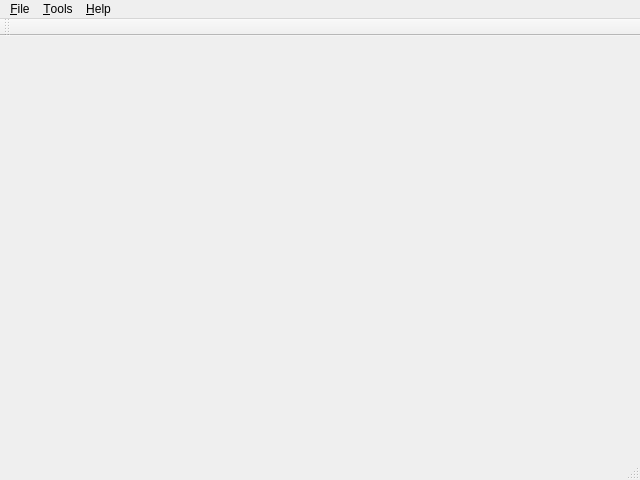
Old version of the form src/ui/mainwindow.ui in the repository opencor/opencor.
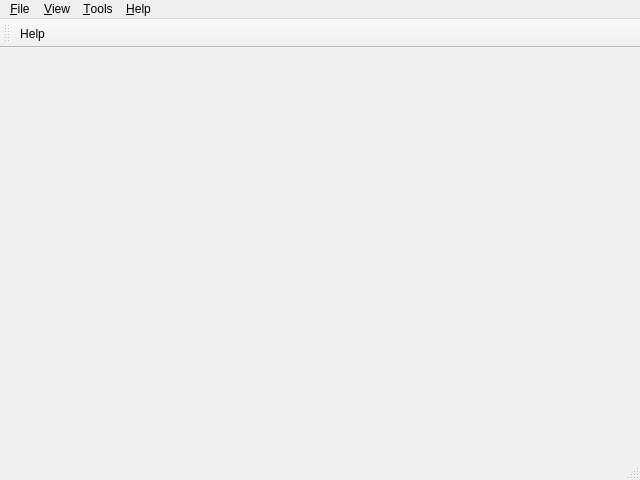
New version of the form. Icons and pictures are not drawn.

Commit message: Added a help toolbar. Made the code a bit more Qt-like by making use of signals/slots wherever possible. Some cleaning up.

Diff of the .ui file:
```diff
--- a/src/ui/mainwindow.ui
+++ b/src/ui/mainwindow.ui
@@ -58,7 +58,20 @@
     <addaction name="separator"/>
     <addaction name="actionAbout"/>
    </widget>
+   <widget class="QMenu" name="menuView">
+    <property name="title">
+     <string>&amp;View</string>
+    </property>
+    <widget class="QMenu" name="menuToolbars">
+     <property name="title">
+      <string>&amp;Toolbars</string>
+     </property>
+     <addaction name="actionHelpToolbar"/>
+    </widget>
+    <addaction name="menuToolbars"/>
+   </widget>
    <addaction name="menuFile"/>
+   <addaction name="menuView"/>
    <addaction name="menuTools"/>
    <addaction name="menuHelp"/>
   </widget>
@@ -69,6 +82,7 @@
    <attribute name="toolBarBreak">
     <bool>false</bool>
    </attribute>
+   <addaction name="actionHelp"/>
   </widget>
   <widget class="QStatusBar" name="statusBar"/>
   <action name="actionExit">
```
Left out of the diff: 16 changed lines with no effect on the pictures. The commit also changes 3 other files.
